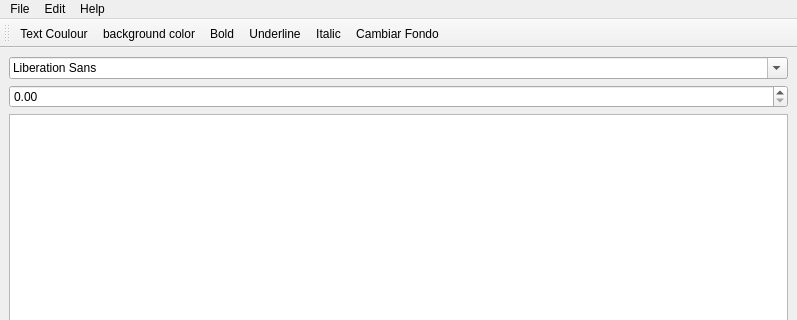
Old version of the form interfaz/interfazv0.1.ui in the repository EMACC99/Procesador_de_texto; both pictures show x 0 to 797 and y 0 to 320 of the 797 by 731 pixel window.
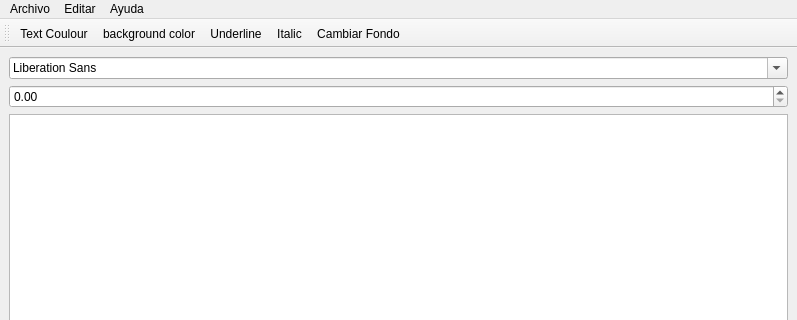
New version of the form. Icons and pictures are not drawn.

Diff of the .ui file:
```diff
--- a/interfaz/interfazv0.1.ui
+++ b/interfaz/interfazv0.1.ui
@@ -32,12 +32,12 @@
      <x>0</x>
      <y>0</y>
      <width>797</width>
-     <height>21</height>
+     <height>20</height>
     </rect>
    </property>
    <widget class="QMenu" name="menufile">
     <property name="title">
-     <string>File</string>
+     <string>Archivo</string>
     </property>
     <addaction name="separator"/>
     <addaction name="separator"/>
@@ -50,7 +50,7 @@
    </widget>
    <widget class="QMenu" name="menuEdit">
     <property name="title">
-     <string>Edit</string>
+     <string>Editar</string>
     </property>
     <addaction name="actionCopy"/>
     <addaction name="actionPaste"/>
@@ -58,7 +58,7 @@
    </widget>
    <widget class="QMenu" name="menuHelp">
     <property name="title">
-     <string>Help</string>
+     <string>Ayuda</string>
     </property>
     <addaction name="actionAcerca_de"/>
     <addaction name="actionAbout_QT"/>
@@ -86,7 +86,6 @@
    </attribute>
    <addaction name="actionText_Colour"/>
    <addaction name="actionbackground_color"/>
-   <addaction name="actionBold"/>
    <addaction name="actionUnderline"/>
    <addaction name="actionItalic"/>
    <addaction name="actionCambiar_Fondo"/>
```
Left out of the diff: 26 changed lines with no effect on the pictures.
